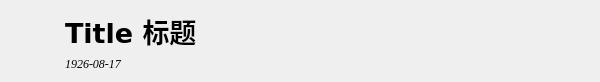
zsz12251665/HOSS-Client, file CheckItem.ui: the form before one commit.
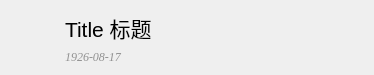
The form after the commit. Icons and pictures are not drawn.

Commit message: add the stylesheet of the deadline and beautfy the ui

Diff of the .ui file:
```diff
--- a/CheckItem.ui
+++ b/CheckItem.ui
@@ -6,7 +6,7 @@
    <rect>
     <x>0</x>
     <y>0</y>
-    <width>600</width>
+    <width>374</width>
     <height>75</height>
    </rect>
   </property>
@@ -16,6 +16,12 @@
     <verstretch>0</verstretch>
    </sizepolicy>
   </property>
+  <property name="minimumSize">
+   <size>
+    <width>374</width>
+    <height>0</height>
+   </size>
+  </property>
   <property name="maximumSize">
    <size>
     <width>16777215</width>
@@ -62,8 +68,8 @@
      </property>
      <property name="iconSize">
       <size>
-       <width>42</width>
-       <height>42</height>
+       <width>26</width>
+       <height>26</height>
       </size>
      </property>
      <property name="flat">
@@ -83,10 +89,11 @@
        </property>
        <property name="font">
         <font>
-         <family>Verdana</family>
-         <pointsize>20</pointsize>
-         <weight>75</weight>
-         <bold>true</bold>
+         <family>Microsoft YaHei UI</family>
+         <pointsize>16</pointsize>
+         <weight>50</weight>
+         <italic>false</italic>
+         <bold>false</bold>
         </font>
        </property>
        <property name="styleSheet">
@@ -112,7 +119,8 @@
         </font>
        </property>
        <property name="styleSheet">
-        <string notr="true">font-family: &quot;Georgia&quot;, &quot;NSimSun&quot;, &quot;Times New Roman&quot;, &quot;SimSun&quot;;</string>
+        <string notr="true">font-family: &quot;Georgia&quot;, &quot;NSimSun&quot;, &quot;Times New Roman&quot;, &quot;SimSun&quot;;
+color: rgb(145,145,145);</string>
        </property>
        <property name="text">
         <string>1926-08-17</string>
@@ -150,8 +158,8 @@
      </property>
      <property name="iconSize">
       <size>
-       <width>42</width>
-       <height>42</height>
+       <width>26</width>
+       <height>26</height>
       </size>
      </property>
      <property name="flat">
```
Left out of the diff: 4 changed lines with no effect on the pictures. The commit also changes 2 other files.
